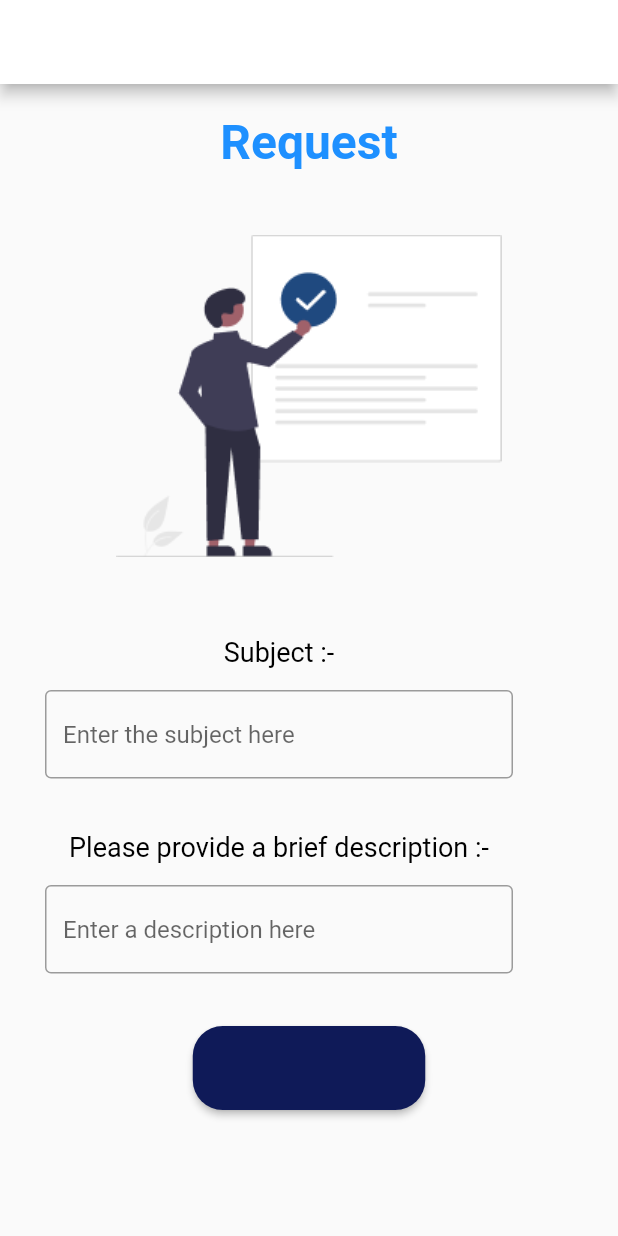
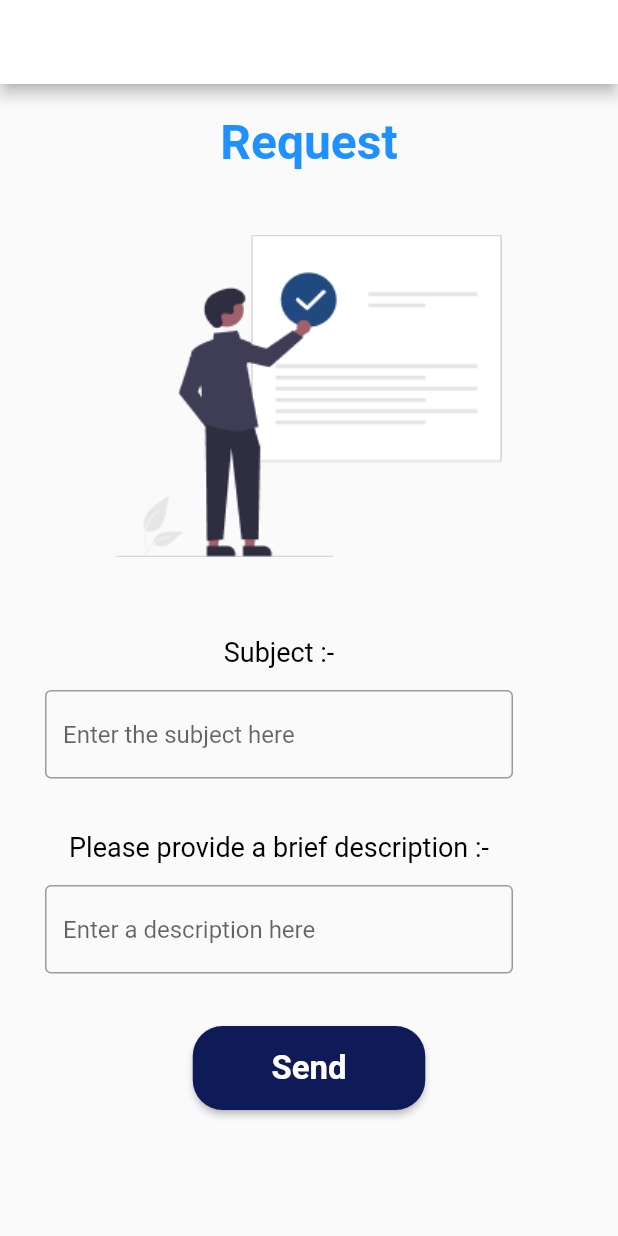
Before and after one commit to Yasodkai11/MAD, a Flutter app: the request screen opened directly, on a phone screen of 412 x 824 dp. Run offline on Flutter 3.47's test engine with Material 2 defaults, Android fonts, the phone set to English and light mode, and no system bars; our stand-ins replace firebase_auth, quickalert; missing offline and left inert: flutter_auth; accounts and stored records are empty.

Commit message:
button Text

```diff
--- a/unity_world/lib/pages/Request/request_form.dart
+++ b/unity_world/lib/pages/Request/request_form.dart
@@ -110,7 +110,10 @@ class _requestState extends State<request> {
                   ),
                   color: const Color.fromARGB(255, 15, 26, 88),
                   textColor: Colors.white,
-
+                  child: const Text("Send",style: TextStyle(
+                  color: Colors.white,
+                  fontSize: 22,
+                  fontWeight: FontWeight.bold),),
                   onPressed: () {
 
                   }),
```
